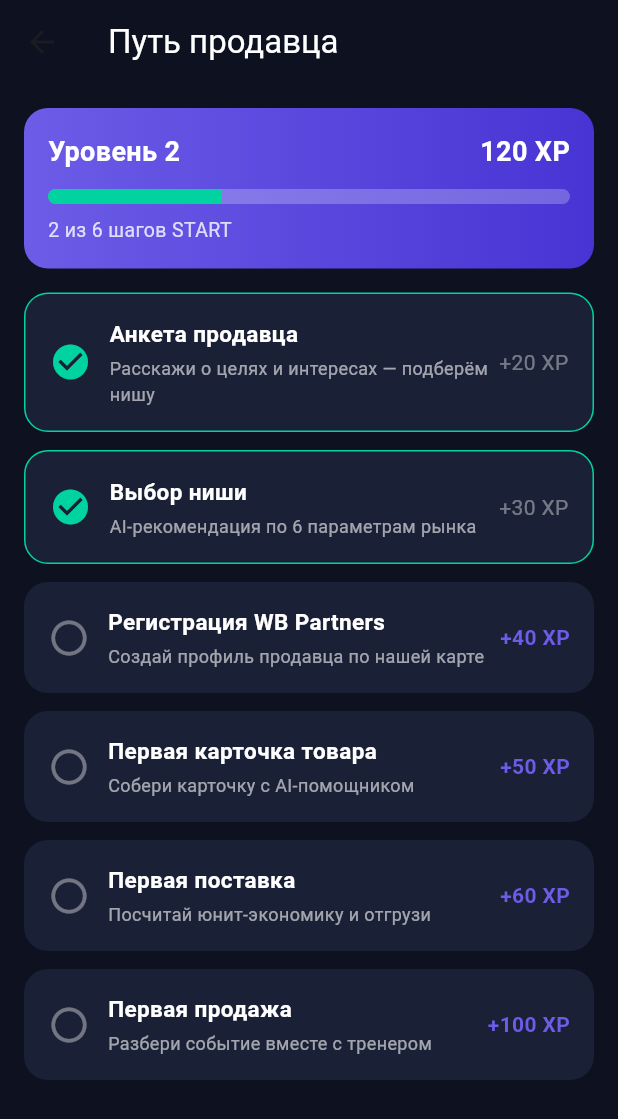
After one commit to SergIS777/marketplace-intel, a Flutter app: the PathScreen screen opened directly, on a phone screen of 412 x 824 dp. The commit adds this screen. Shown: the top 1119 px of the screen. Run offline on Flutter 3.47's test engine with Material 3 defaults, Android fonts, the phone set to English and light mode, and no system bars; missing offline and left inert: dart:html.

Commit message:
feat: Phase 2 - seller path quest, XP levels, bottom navigation, profile; full-card tap

```diff
--- a/app/mobile/lib/main.dart
+++ b/app/mobile/lib/main.dart
@@ -15,6 +15,11 @@ class MarketplaceIntelApp extends StatelessWidget {
       theme: ThemeData(
         colorScheme: ColorScheme.fromSeed(seedColor: const Color(0xFF6C5CE7)),
         useMaterial3: true,
+        navigationBarTheme: NavigationBarThemeData(
+          labelTextStyle: MaterialStatePropertyAll(
+            TextStyle(color: Colors.white.withOpacity(0.72), fontSize: 12),
+          ),
+        ),
       ),
       home: const LoginScreen(),
     );
--- a/app/mobile/lib/screens/login_screen.dart
+++ b/app/mobile/lib/screens/login_screen.dart
@@ -1,6 +1,6 @@
 import 'package:flutter/material.dart';
 import '../services/api_service.dart';
-import 'store_screen.dart';
+import 'main_shell.dart';
 
 class LoginScreen extends StatefulWidget {
   const LoginScreen({super.key});
@@ -21,7 +21,7 @@ class _LoginScreenState extends State<LoginScreen> {
       if (!mounted) return;
       Navigator.pushReplacement(
         context,
-        MaterialPageRoute(builder: (_) => StoreScreen(token: data['access_token'])),
+        MaterialPageRoute(builder: (_) => MainShell(token: data['access_token'])),
       );
     } catch (e) {
       setState(() => _error = 'Не удалось войти. Проверь что backend запущен.');
--- /dev/null
+++ b/app/mobile/lib/screens/path_screen.dart
@@ -0,0 +1,131 @@
+import 'package:flutter/material.dart';
+
+class Quest {
+  final String title;
+  final String desc;
+  final int xp;
+  bool done;
+  Quest({required this.title, required this.desc, required this.xp, this.done = false});
+}
+
+class PathScreen extends StatefulWidget {
+  const PathScreen({super.key});
+  @override
+  State<PathScreen> createState() => _PathScreenState();
+}
+
+class _PathScreenState extends State<PathScreen> {
+  int _xp = 120;
+  final List<Quest> _quests = [
+    Quest(title: 'Анкета продавца', desc: 'Расскажи о целях и интересах — подберём нишу', xp: 20, done: true),
+    Quest(title: 'Выбор ниши', desc: 'AI-рекомендация по 6 параметрам рынка', xp: 30, done: true),
+    Quest(title: 'Регистрация WB Partners', desc: 'Создай профиль продавца по нашей карте', xp: 40),
+    Quest(title: 'Первая карточка товара', desc: 'Собери карточку с AI-помощником', xp: 50),
+    Quest(title: 'Первая поставка', desc: 'Посчитай юнит-экономику и отгрузи', xp: 60),
+    Quest(title: 'Первая продажа', desc: 'Разбери событие вместе с тренером', xp: 100),
+  ];
+
+  int get _doneCount => _quests.where((q) => q.done).length;
+  int get _level => (_xp / 100).floor() + 1;
+
+  void _complete(int i) {
+    setState(() {
+      _xp += _quests[i].xp;
+      _quests[i].done = true;
+    });
+  }
+
+  @override
+  Widget build(BuildContext context) {
+    return Scaffold(
+      backgroundColor: const Color(0xFF0E1220),
+      appBar: AppBar(
+        backgroundColor: const Color(0xFF0E1220),
+        title: const Text('Путь продавца', style: TextStyle(color: Colors.white)),
+      ),
+      body: ListView(
+        padding: const EdgeInsets.all(16),
+        children: [
+          _xpCard(),
+          const SizedBox(height: 16),
+          ...List.generate(_quests.length, (i) => _questCard(_quests[i], i)),
+        ],
+      ),
+    );
+  }
+
+  Widget _xpCard() {
+    return Container(
+      padding: const EdgeInsets.all(16),
+      decoration: BoxDecoration(
+        gradient: const LinearGradient(colors: [Color(0xFF6C5CE7), Color(0xFF4834D4)]),
+        borderRadius: BorderRadius.circular(16),
+      ),
+      child: Column(
+        crossAxisAlignment: CrossAxisAlignment.start,
+        children: [
+          Row(
+            mainAxisAlignment: MainAxisAlignment.spaceBetween,
+            children: [
+              Text('Уровень $_level', style: const TextStyle(color: Colors.white, fontSize: 18, fontWeight: FontWeight.bold)),
+              Text('$_xp XP', style: const TextStyle(color: Colors.white, fontSize: 18, fontWeight: FontWeight.bold)),
+            ],
+          ),
+          const SizedBox(height: 12),
+          ClipRRect(
+            borderRadius: BorderRadius.circular(8),
+            child: LinearProgressIndicator(
+              value: _doneCount / _quests.length,
+              minHeight: 10,
+              backgroundColor: Colors.white24,
+              valueColor: const AlwaysStoppedAnimation(Color(0xFF00D2A0)),
+            ),
+          ),
+          const SizedBox(height: 8),
+          Text('$_doneCount из ${_quests.length} шагов START', style: TextStyle(color: Colors.white.withOpacity(0.8), fontSize: 13)),
+        ],
+      ),
+    );
+  }
+
+  Widget _questCard(Quest q, int i) {
+    return InkWell(
+      onTap: q.done ? null : () => _complete(i),
+      borderRadius: BorderRadius.circular(16),
+      child: Container(
+        margin: const EdgeInsets.only(bottom: 12),
+        padding: const EdgeInsets.all(16),
+        decoration: BoxDecoration(
+          color: const Color(0xFF1A2035),
+          borderRadius: BorderRadius.circular(16),
+          border: q.done ? Border.all(color: const Color(0xFF00D2A0)) : null,
+        ),
+        child: Row(
+          children: [
+            Icon(q.done ? Icons.check_circle : Icons.radio_button_unchecked,
+                color: q.done ? const Color(0xFF00D2A0) : Colors.white38, size: 28),
+            const SizedBox(width: 12),
+            Expanded(
+              child: Column(
+                crossAxisAlignment: CrossAxisAlignment.start,
+                children: [
+                  Text(q.title, style: const TextStyle(color: Colors.white, fontSize: 15, fontWeight: FontWeight.w600)),
+                  const SizedBox(height: 4),
+                  Text(q.desc, style: TextStyle(color: Colors.white.withOpacity(0.6), fontSize: 12)),
+                ],
+              ),
+            ),
+            Text(
+              '+${q.xp} XP',
+              style: TextStyle(
+                color: q.done ? Colors.white.withOpacity(0.4) : const Color(0xFF6C5CE7),
+                fontSize: 14,
+                fontWeight: q.done ? FontWeight.normal : FontWeight.w600,
+              ),
+            ),
+          ],
+        ),
+      ),
+    );
+  }
+}
```
Also changed, not shown: app/mobile/lib/screens/main_shell.dart (added, +38 -0 lines), app/mobile/lib/screens/profile_screen.dart (added, +60 -0 lines).
